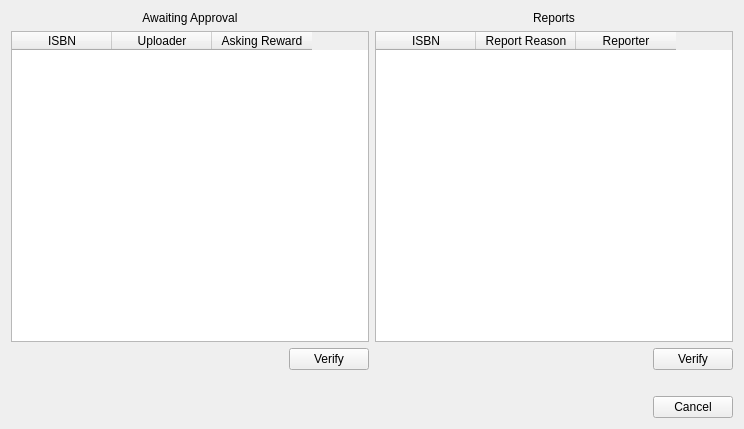
Qt form designer/Ui_ApprovalReportedList.ui (psuong/P2PBooks) before a commit.
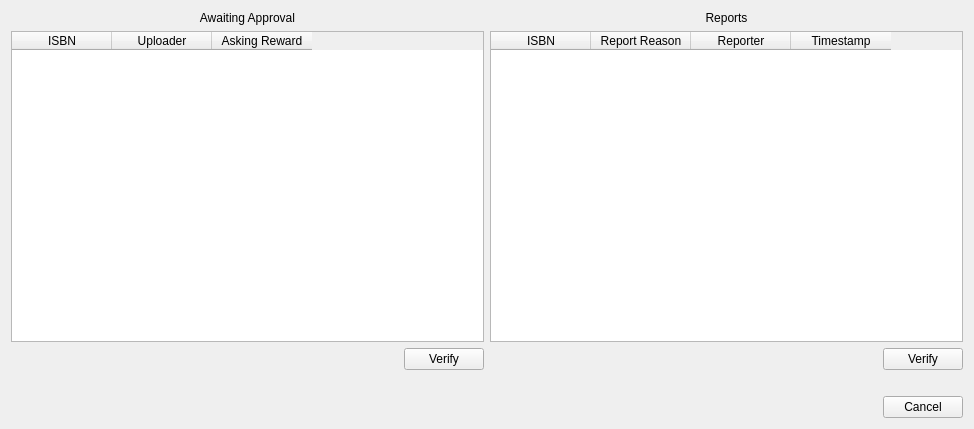
The same form after that commit.

Patch:
```diff
--- a/designer/Ui_ApprovalReportedList.ui
+++ b/designer/Ui_ApprovalReportedList.ui
@@ -6,7 +6,7 @@
    <rect>
     <x>0</x>
     <y>0</y>
-    <width>744</width>
+    <width>974</width>
     <height>429</height>
    </rect>
   </property>
@@ -68,6 +68,11 @@
        <string>Reporter</string>
       </property>
      </column>
+     <column>
+      <property name="text">
+       <string>Timestamp</string>
+      </property>
+     </column>
     </widget>
    </item>
    <item row="3" column="2">
```
